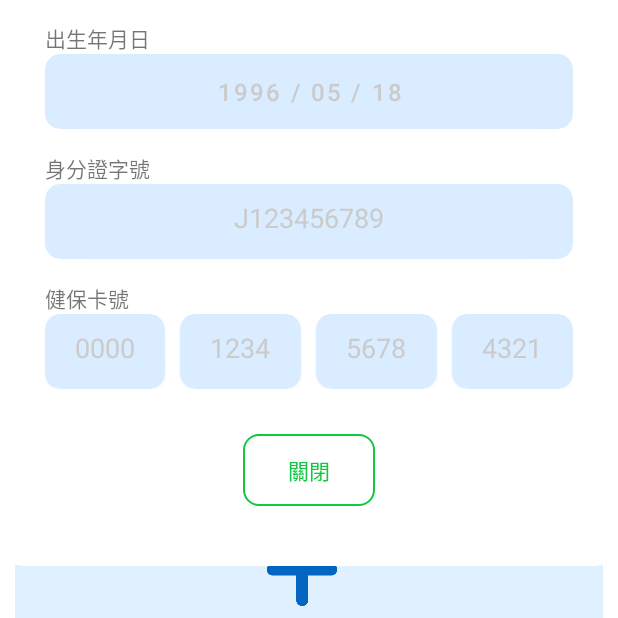
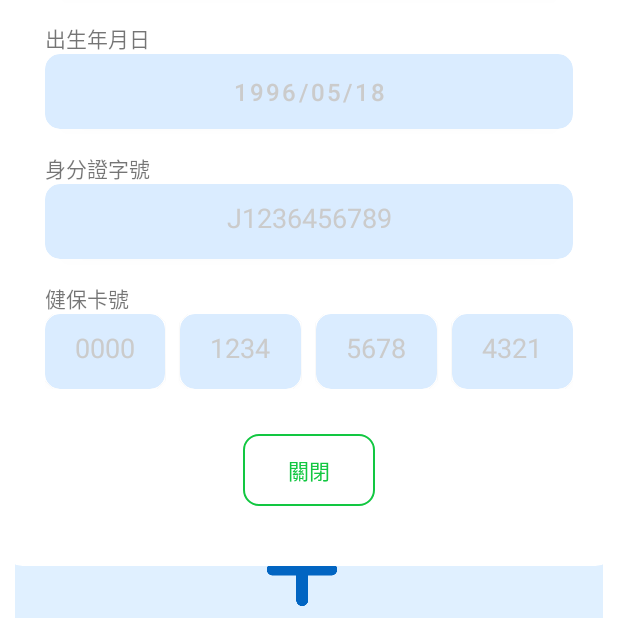
Before and after one commit to Kaih1825/1103, an Android app: the passport_home screen opened directly, with no data from a screen before it, after a tap on an icon or button, on a phone screen of 412 x 824 dp, the part 588-1206 px from its top. Run offline under Robolectric (Android 15) with nearby library versions, the phone set to English and light mode, and no system bars; libraries missing offline, so code that uses them is left out: coil.transform; 1 statement that could not run was skipped.

Commit message:
2022/12/01

```diff
--- a/app/src/main/java/com/extra/a1103/passport_home.kt
+++ b/app/src/main/java/com/extra/a1103/passport_home.kt
@@ -11,13 +11,17 @@ import android.graphics.Rect
 import android.graphics.drawable.ColorDrawable
 import android.opengl.Visibility
 import android.os.Bundle
+import android.text.Editable
+import android.text.TextWatcher
 import android.util.Log
 import android.view.*
+import android.widget.CalendarView
 import android.widget.DatePicker
 import android.widget.TextView
 import androidx.appcompat.app.AppCompatActivity
 import androidx.cardview.widget.CardView
 import androidx.core.view.drawToBitmap
+import androidx.core.widget.doOnTextChanged
 import androidx.fragment.app.Fragment
 import androidx.recyclerview.widget.LinearLayoutManager
 import androidx.recyclerview.widget.RecyclerView
@@ -25,7 +29,11 @@ import coil.load
 import coil.transform.BlurTransformation
 import com.google.android.material.datepicker.MaterialDatePicker
 import kotlinx.android.synthetic.main.activity_passport_home.*
+import kotlinx.android.synthetic.main.activity_passport_home.view.*
 import kotlinx.android.synthetic.main.dialog.*
+import kotlinx.android.synthetic.main.list_view_layout.*
+import java.util.*
+import kotlin.math.log
 
 
 class passport_home : AppCompatActivity() {
@@ -33,6 +41,7 @@ class passport_home : AppCompatActivity() {
     override fun onCreate(savedInstanceState: Bundle?) {
         super.onCreate(savedInstanceState)
         setContentView(R.layout.activity_passport_home)
+        //TODO Switch Button
         dialogBackground.visibility = View.INVISIBLE
         var sharedPreferences=this.getSharedPreferences("personalInfo",Context.MODE_PRIVATE)
         var sharedPreferencesEdit=sharedPreferences.edit()
@@ -71,6 +80,10 @@ class passport_home : AppCompatActivity() {
                     scroll1Dot.setBackgroundColor(Color.parseColor("#B3B3B3"))
                 }
             }
+        }
+        txt_chName.setOnClickListener{
+            sharedPreferencesEdit.clear()
+            sharedPreferencesEdit.apply()
         }
         recyclerView.layoutManager = LinearLayoutManager(this)
         recyclerView.adapter = CustomAdapter(
@@ -119,21 +132,87 @@ class infoDialog(context: Context,var activity: Activity):Dialog(context){
         var sharedPreferencesEdit=sharedPreferences.edit()
         edt_cnName.hint=sharedPreferences.getString("cnName","王曉明")
         edt_enName.hint=sharedPreferences.getString("enName","Xiao Ming")
+        btn_birdate.text=sharedPreferences.getString("birDate","1996/05/18")
+        edt_id.hint=sharedPreferences.getString("id","J1236456789")
+        edt_cardId1.hint=sharedPreferences.getString("cardId1","0000")
+        edt_cardId2.hint=sharedPreferences.getString("cardId2","1234")
+        edt_cardId3.hint=sharedPreferences.getString("cardId3","5678")
+        edt_cardId4.hint=sharedPreferences.getString("cardId4","4321")
         close.setOnClickListener {
             activity.dialogBackground.visibility = View.INVISIBLE
             super.cancel()
         }
-        picker_birdate.setOnClickListener{
-            var dialog= MaterialDatePicker.Builder.datePicker()
-                .setTitleText("")
-                .setTheme(R.style.datepicker)
-                .build()
+
+        var dialog= MaterialDatePicker.Builder.datePicker()
+            .setTitleText("")
+            .setTheme(R.style.datepicker)
+            .build()
+        var calender= Calendar.getInstance(TimeZone.getTimeZone("UTC"))
+        var date=btn_birdate.text
+        var btDayHaveChange=false
+        btn_birdate.setOnClickListener{
             var activity2=activity as passport_home
             dialog.show(activity2.supportFragmentManager,"")
         }
+        dialog.addOnPositiveButtonClickListener {
+            calender.timeInMillis= dialog.selection!!
+            date="${calender.get(Calendar.YEAR)}/${calender.get(Calendar.MONTH)+1}/${calender.get(Calendar.DATE)}"
+            btDayHaveChange=true
+            btn_birdate.text=date
+        }
+        edt_cardId2.isEnabled=false
+        edt_cardId3.isEnabled=false
+        edt_cardId4.isEnabled=false
+        edt_cardId1.addTextChangedListener(object : TextWatcher {
+            override fun afterTextChanged(p0: Editable?) {
+                edt_cardId2.isEnabled = edt_cardId1.text.isNotEmpty()
+            }
+            override fun beforeTextChanged(p0: CharSequence?, p1: Int, p2: Int, p3: Int) {}
+            override fun onTextChanged(p0: CharSequence?, p1: Int, p2: Int, p3: Int) {}
+        })
+        edt_cardId2.addTextChangedListener(object : TextWatcher {
+            override fun afterTextChanged(p0: Editable?) {
+                edt_cardId3.isEnabled = edt_cardId2.text.isNotEmpty()
+            }
+            override fun beforeTextChanged(p0: CharSequence?, p1: Int, p2: Int, p3: Int) {}
+            override fun onTextChanged(p0: CharSequence?, p1: Int, p2: Int, p3: Int) {}
+        })
+        edt_cardId3.addTextChangedListener(object : TextWatcher {
+            override fun afterTextChanged(p0: Editable?) {
+                edt_cardId4.isEnabled = edt_cardId3.text.isNotEmpty()
+            }
+            override fun beforeTextChanged(p0: CharSequence?, p1: Int, p2: Int, p3: Int) {}
+            override fun onTextChanged(p0: CharSequence?, p1: Int, p2: Int, p3: Int) {}
+        })
         dialogBtn_close.setOnClickListener {
             activity.dialogBackground.visibility = View.INVISIBLE
-            sharedPreferencesEdit.putString("cnName",edt_cnName.text.toString())
+            if(!edt_cnName.text.isEmpty()){
+                sharedPreferencesEdit.putString("cnName",edt_cnName.text.toString())
+                activity.txt_chName.text=edt_cnName.text.toString()
+            }
+            if(!edt_enName.text.isEmpty()){
+                sharedPreferencesEdit.putString("enName",edt_enName.text.toString())
+                activity.txt_enName.text=edt_enName.text.toString()
+            }
+            if(btDayHaveChange){
+                sharedPreferencesEdit.putString("birDate",date.toString())
+                activity.txt_birDate.text="${calender.get(Calendar.YEAR)}.${calender.get(Calendar.MONTH)+1}.${calender.get(Calendar.DATE)}"
+            }
+            if(!edt_id.text.isEmpty()){
+                sharedPreferencesEdit.putString("id",edt_id.text.toString())
+            }
+            if(edt_cardId1.text.isNotEmpty()){
+                sharedPreferencesEdit.putString("cardId1",edt_cardId1.text.toString())
+            }
+            if(edt_cardId2.text.isNotEmpty()){
+                sharedPreferencesEdit.putString("cardId2",edt_cardId2.text.toString())
+            }
+            if(edt_cardId3.text.isNotEmpty()){
+                sharedPreferencesEdit.putString("cardId3",edt_cardId3.text.toString())
+            }
+            if(edt_cardId4.text.isNotEmpty()){
+                sharedPreferencesEdit.putString("cardId4",edt_cardId4.text.toString())
+            }
             sharedPreferencesEdit.apply()
             super.cancel()
         }
--- a/app/src/main/res/layout/dialog.xml
+++ b/app/src/main/res/layout/dialog.xml
@@ -67,6 +67,7 @@
                 app:cardCornerRadius="10dp">
 
                 <EditText
+                    android:maxLength="15"
                     android:id="@+id/edt_cnName"
                     android:layout_width="match_parent"
                     android:layout_height="wrap_content"
@@ -123,6 +124,7 @@
             app:cardCornerRadius="10dp">
 
             <EditText
+                android:maxLength="30"
                 android:id="@+id/edt_enName"
                 android:layout_width="match_parent"
                 android:layout_height="wrap_content"
@@ -150,7 +152,7 @@
             app:cardCornerRadius="10dp">
 
             <Button
-                android:id="@+id/picker_birdate"
+                android:id="@+id/btn_birdate"
                 android:layout_width="match_parent"
                 android:layout_height="match_parent"
                 android:text="1996 / 05 / 18"
@@ -212,6 +214,7 @@
                 app:cardCornerRadius="10dp">
 
                 <EditText
+                    android:maxLength="4"
                     android:id="@+id/edt_cardId1"
                     android:layout_width="match_parent"
                     android:layout_height="wrap_content"
@@ -230,6 +233,7 @@
                 app:cardCornerRadius="10dp">
 
                 <EditText
+                    android:maxLength="4"
                     android:id="@+id/edt_cardId2"
                     android:layout_width="match_parent"
                     android:layout_height="wrap_content"
@@ -248,6 +252,7 @@
                 app:cardCornerRadius="10dp">
 
                 <EditText
+                    android:maxLength="4"
                     android:id="@+id/edt_cardId3"
                     android:layout_width="match_parent"
                     android:layout_height="wrap_content"
@@ -265,6 +270,7 @@
                 app:cardCornerRadius="10dp">
 
                 <EditText
+                    android:maxLength="4"
                     android:id="@+id/edt_cardId4"
                     android:layout_width="match_parent"
                     android:layout_height="wrap_content"
--- a/app/src/main/res/values/styles.xml
+++ b/app/src/main/res/values/styles.xml
@@ -1,6 +1,6 @@
 <?xml version="1.0" encoding="utf-8"?>
 <resources xmlns:tools="http://schemas.android.com/tools">
-    <style name="datepicker" parent="ShapeAppearanceOverlay.MaterialComponents.MaterialCalendar.Day">
-        <item name="android:headerBackground">@color/deepBlue</item>
+    <style name="datepicker" parent="ThemeOverlay.MaterialComponents.MaterialCalendar">
+        <item name="colorPrimary">@color/deepBlue</item>
     </style>
 </resources>
```
